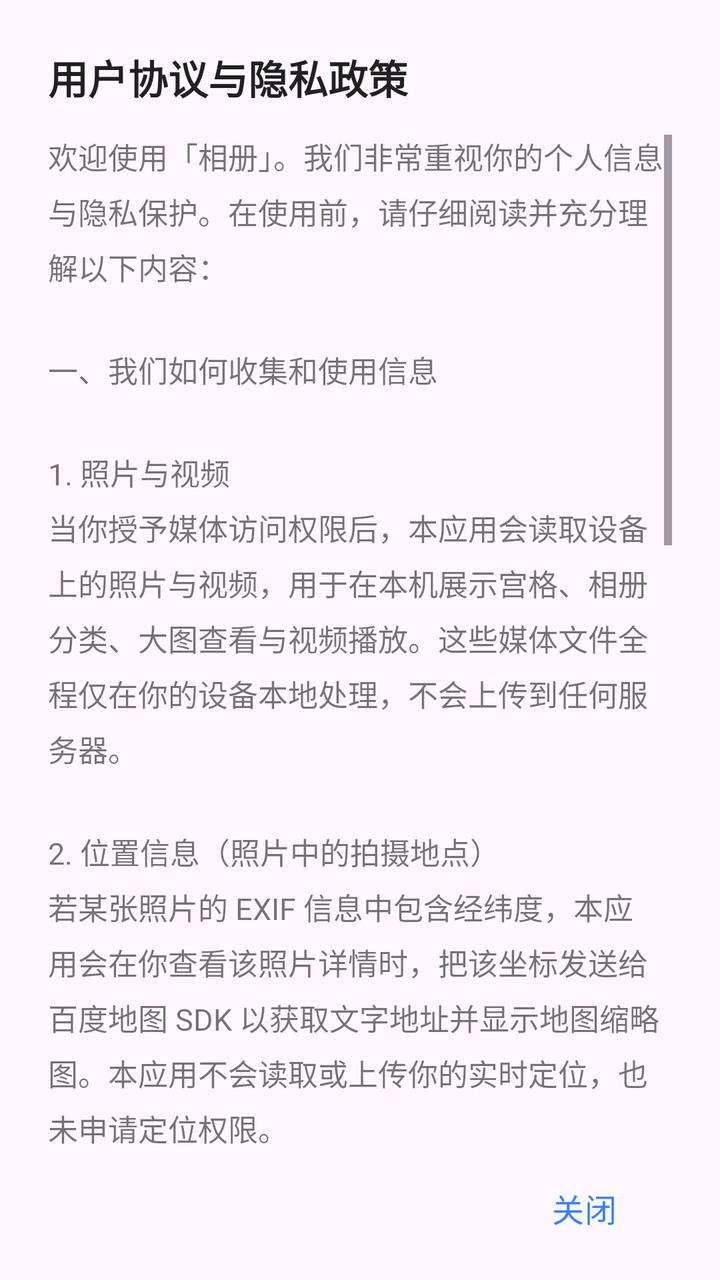
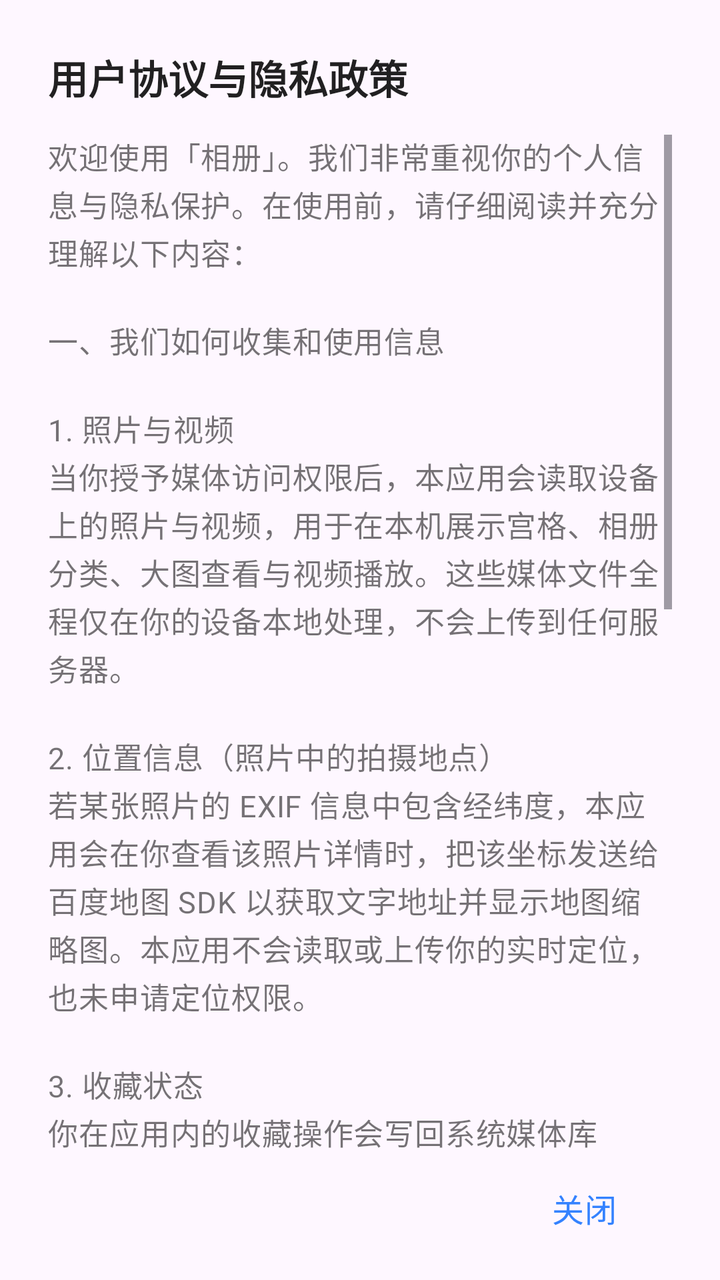

Screens rendered from an Android XML layout before and after an edit, with the pre-edit source and the edit as a unified diff.
<!-- AndroidManifest.xml: application theme Theme.Gallery -->
<!-- res/layout/dialog_privacy_policy.xml -->
<?xml version="1.0" encoding="utf-8"?>
<LinearLayout xmlns:android="http://schemas.android.com/apk/res/android"
    android:layout_width="match_parent"
    android:layout_height="wrap_content"
    android:orientation="vertical"
    android:paddingHorizontal="24dp"
    android:paddingTop="24dp"
    android:paddingBottom="12dp">

    <TextView
        android:layout_width="match_parent"
        android:layout_height="wrap_content"
        android:text="@string/privacy_policy_title"
        android:textColor="@color/privacy_text_primary"
        android:textSize="20sp"
        android:textStyle="bold" />

    <ScrollView
        android:layout_width="match_parent"
        android:layout_height="0dp"
        android:layout_weight="1"
        android:layout_marginTop="14dp"
        android:fadeScrollbars="false"
        android:scrollbarStyle="insideInset"
        android:scrollbars="vertical">

        <TextView
            android:id="@+id/privacy_policy_text"
            android:layout_width="match_parent"
            android:layout_height="wrap_content"
            android:lineSpacingExtra="6dp"
            android:text="@string/privacy_policy_body"
            android:textColor="@color/privacy_text_secondary"
            android:textIsSelectable="true"
            android:textSize="15sp" />
    </ScrollView>

    <com.google.android.material.button.MaterialButton
        android:id="@+id/privacy_policy_close"
        style="@style/Widget.Material3.Button.TextButton"
        android:layout_width="wrap_content"
        android:layout_height="wrap_content"
        android:layout_gravity="end"
        android:layout_marginTop="6dp"
        android:text="@string/privacy_close"
        android:textColor="@color/privacy_button_primary"
        android:textSize="16sp" />
</LinearLayout>
<!-- resources referenced by this layout -->
<resources>
  <color name="privacy_button_primary">#FF3482FF</color>
  <color name="privacy_text_primary">#DE000000</color>
  <color name="privacy_text_secondary">#8A000000</color>
  <string name="privacy_close">关闭</string>
  <string name="privacy_policy_body">欢迎使用「相册」。我们非常重视你的个人信息与隐私保护。在使用前，请仔细阅读并充分理解以下内容：\n\n一、我们如何收集和使用信息\n\n1. 照片与视频\n当你授予媒体访问权限后，本应用会读取设备上的照片与视频，用于在本机展示宫格、相册分类、大图查看与视频播放。这些媒体文件全程仅在你的设备本地处理，不会上传到任何服务器。\n\n2. 位置信息（照片中的拍摄地点）\n若某张照片的 EXIF 信息中包含经纬度，本应用会在你查看该照片详情时，把该坐标发送给百度地图 SDK 以获取文字地址并显示地图缩略图。本应用不会读取或上传你的实时定位，也未申请定位权限。\n\n3. 收藏状态\n你在应用内的收藏操作会写回系统媒体库（MediaStore）的收藏字段，仅用于本机展示。\n\n二、第三方 SDK\n\n本应用集成了百度地图 SDK（用于展示地图与逆地理编码），其可能收集设备标识、网络状态与坐标信息用于地图服务。该 SDK 仅在你同意本政策并查看含定位信息的照片详情时才会被初始化。\n\n三、我们不会做的事\n\n· 不会上传、备份或分享你的照片、视频与位置信息；\n· 不会读取通讯录、短信、通话记录；\n· 不会在后台采集你的实时位置。\n\n四、你的选择\n\n你可以随时在系统设置中撤销本应用的媒体权限，或卸载本应用以停止一切数据处理。\n\n点击「同意」即表示你已阅读并同意上述内容；若你不同意，请点击「退出」退出应用。</string>
  <string name="privacy_policy_title">用户协议与隐私政策</string>
  <style name="Theme.Gallery" parent="Base.Theme.Gallery" />
  <style name="Base.Theme.Gallery" parent="Theme.Material3.Light.NoActionBar">
          
          
      </style>
</resources>

<!-- the commit's change to res/layout/dialog_privacy_policy.xml (unified diff, before → after) -->
@@ -11,7 +11,7 @@
         android:layout_width="match_parent"
         android:layout_height="wrap_content"
         android:text="@string/privacy_policy_title"
-        android:textColor="@color/privacy_text_primary"
+        style="@style/TextAppearance.Gallery.PrivacyTitle"
         android:textSize="20sp"
         android:textStyle="bold" />
 
@@ -30,7 +30,7 @@
             android:layout_height="wrap_content"
             android:lineSpacingExtra="6dp"
             android:text="@string/privacy_policy_body"
-            android:textColor="@color/privacy_text_secondary"
+            style="@style/TextAppearance.Gallery.PrivacyBody"
             android:textIsSelectable="true"
             android:textSize="15sp" />
     </ScrollView>
@@ -43,6 +43,6 @@
         android:layout_gravity="end"
         android:layout_marginTop="6dp"
         android:text="@string/privacy_close"
-        android:textColor="@color/privacy_button_primary"
+        android:textColor="@color/gallery_brand_primary"
         android:textSize="16sp" />
 </LinearLayout>
<!-- resource entries referenced after the edit -->
@@ -1,15 +1,19 @@
 <!-- resources referenced by this layout -->
 <resources>
-  <color name="privacy_button_primary">#FF3482FF</color>
-  <color name="privacy_text_primary">#DE000000</color>
-  <color name="privacy_text_secondary">#8A000000</color>
+  <color name="gallery_brand_primary">#FF3482FF</color>
   <string name="privacy_close">关闭</string>
   <string name="privacy_policy_body">欢迎使用「相册」。我们非常重视你的个人信息与隐私保护。在使用前，请仔细阅读并充分理解以下内容：\n\n一、我们如何收集和使用信息\n\n1. 照片与视频\n当你授予媒体访问权限后，本应用会读取设备上的照片与视频，用于在本机展示宫格、相册分类、大图查看与视频播放。这些媒体文件全程仅在你的设备本地处理，不会上传到任何服务器。\n\n2. 位置信息（照片中的拍摄地点）\n若某张照片的 EXIF 信息中包含经纬度，本应用会在你查看该照片详情时，把该坐标发送给百度地图 SDK 以获取文字地址并显示地图缩略图。本应用不会读取或上传你的实时定位，也未申请定位权限。\n\n3. 收藏状态\n你在应用内的收藏操作会写回系统媒体库（MediaStore）的收藏字段，仅用于本机展示。\n\n二、第三方 SDK\n\n本应用集成了百度地图 SDK（用于展示地图与逆地理编码），其可能收集设备标识、网络状态与坐标信息用于地图服务。该 SDK 仅在你同意本政策并查看含定位信息的照片详情时才会被初始化。\n\n三、我们不会做的事\n\n· 不会上传、备份或分享你的照片、视频与位置信息；\n· 不会读取通讯录、短信、通话记录；\n· 不会在后台采集你的实时位置。\n\n四、你的选择\n\n你可以随时在系统设置中撤销本应用的媒体权限，或卸载本应用以停止一切数据处理。\n\n点击「同意」即表示你已阅读并同意上述内容；若你不同意，请点击「退出」退出应用。</string>
   <string name="privacy_policy_title">用户协议与隐私政策</string>
+  <style name="TextAppearance.Gallery.PrivacyBody" parent="TextAppearance.Material3.BodyMedium">
+          <item name="android:textColor">@color/gallery_text_secondary</item>
+      </style>
+  <style name="TextAppearance.Gallery.PrivacyTitle" parent="TextAppearance.Material3.TitleLarge">
+          <item name="android:textColor">@color/gallery_text_primary</item>
+      </style>
   <style name="Theme.Gallery" parent="Base.Theme.Gallery" />
+  <color name="gallery_text_secondary">#8A000000</color>
+  <color name="gallery_text_primary">#DE000000</color>
   <style name="Base.Theme.Gallery" parent="Theme.Material3.Light.NoActionBar">
-          
-          
       </style>
 </resources>
 
